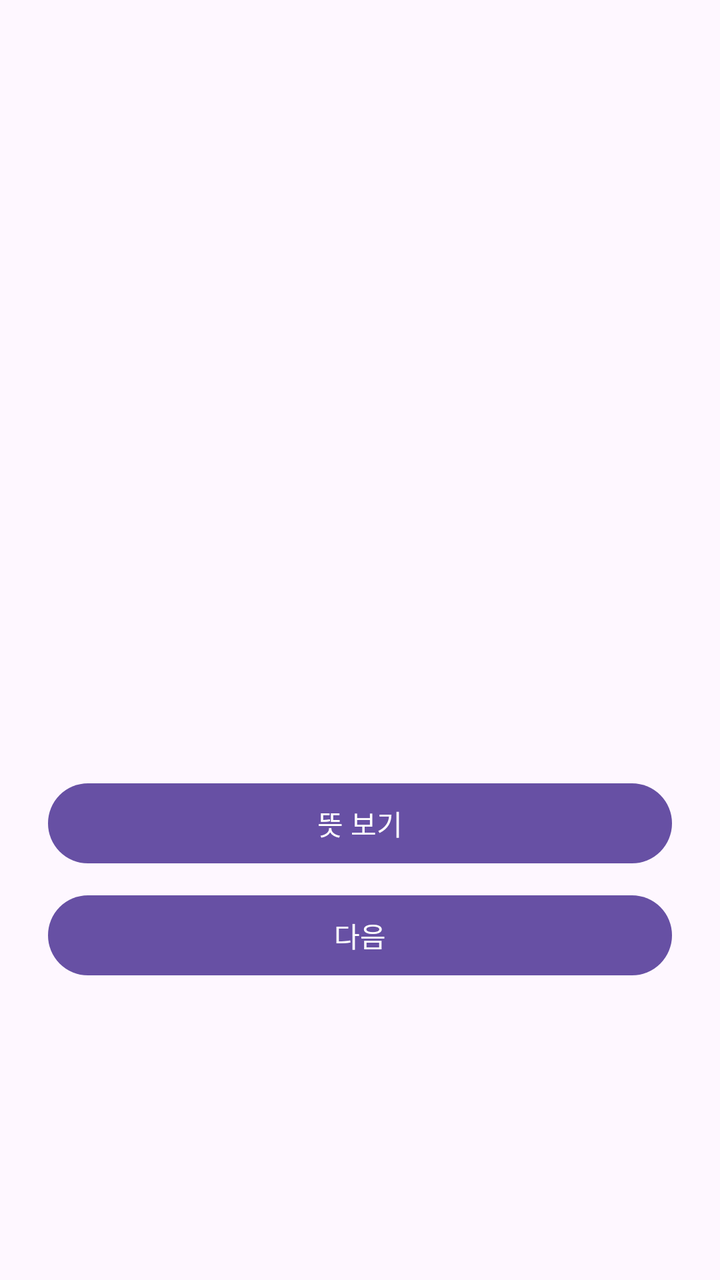
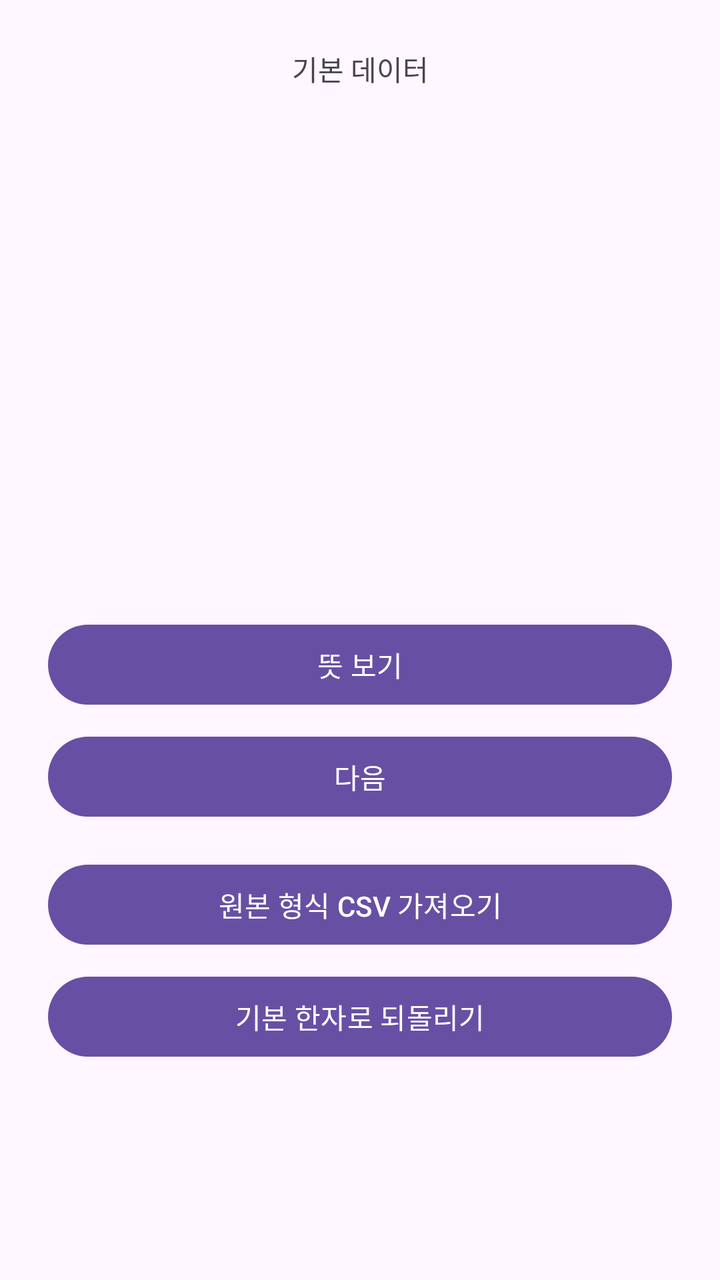

Compare the two renders of this Android layout. The source of the first and the diff that turns it into the second are given below.
<!-- AndroidManifest.xml: application theme Theme.Eunhyo2 -->
<!-- res/layout/activity_hanja_study.xml -->
<?xml version="1.0" encoding="utf-8"?>
<LinearLayout xmlns:android="http://schemas.android.com/apk/res/android"
    android:layout_width="match_parent"
    android:layout_height="match_parent"
    android:orientation="vertical"
    android:gravity="center"
    android:padding="24dp">

    <TextView
        android:id="@+id/textHanja"
        android:layout_width="wrap_content"
        android:layout_height="wrap_content"
        android:textSize="88sp"
        android:textStyle="bold" />

    <TextView
        android:id="@+id/textReading"
        android:layout_width="wrap_content"
        android:layout_height="wrap_content"
        android:layout_marginTop="16dp"
        android:textSize="28sp" />

    <TextView
        android:id="@+id/textMeaning"
        android:layout_width="wrap_content"
        android:layout_height="wrap_content"
        android:layout_marginTop="8dp"
        android:textSize="22sp" />

    <com.google.android.material.button.MaterialButton
        android:id="@+id/buttonReveal"
        android:layout_width="match_parent"
        android:layout_height="wrap_content"
        android:layout_marginTop="32dp"
        android:text="뜻 보기" />

    <com.google.android.material.button.MaterialButton
        android:id="@+id/buttonNext"
        android:layout_width="match_parent"
        android:layout_height="wrap_content"
        android:layout_marginTop="8dp"
        android:text="@string/next" />
</LinearLayout>
<!-- resources referenced by this layout -->
<resources>
  <string name="next">다음</string>
  <style name="Theme.Eunhyo2" parent="Theme.Material3.DayNight.NoActionBar">
          <item name="android:windowLightStatusBar">true</item>
      </style>
</resources>

<!-- the commit's change to res/layout/activity_hanja_study.xml (unified diff, before → after) -->
@@ -1,43 +1,71 @@
 <?xml version="1.0" encoding="utf-8"?>
-<LinearLayout xmlns:android="http://schemas.android.com/apk/res/android"
+<ScrollView xmlns:android="http://schemas.android.com/apk/res/android"
     android:layout_width="match_parent"
-    android:layout_height="match_parent"
-    android:orientation="vertical"
-    android:gravity="center"
-    android:padding="24dp">
+    android:layout_height="match_parent">
 
-    <TextView
-        android:id="@+id/textHanja"
-        android:layout_width="wrap_content"
-        android:layout_height="wrap_content"
-        android:textSize="88sp"
-        android:textStyle="bold" />
-
-    <TextView
-        android:id="@+id/textReading"
-        android:layout_width="wrap_content"
-        android:layout_height="wrap_content"
-        android:layout_marginTop="16dp"
-        android:textSize="28sp" />
-
-    <TextView
-        android:id="@+id/textMeaning"
-        android:layout_width="wrap_content"
-        android:layout_height="wrap_content"
-        android:layout_marginTop="8dp"
-        android:textSize="22sp" />
-
-    <com.google.android.material.button.MaterialButton
-        android:id="@+id/buttonReveal"
+    <LinearLayout
         android:layout_width="match_parent"
         android:layout_height="wrap_content"
-        android:layout_marginTop="32dp"
-        android:text="뜻 보기" />
+        android:orientation="vertical"
+        android:gravity="center_horizontal"
+        android:padding="24dp">
 
-    <com.google.android.material.button.MaterialButton
-        android:id="@+id/buttonNext"
-        android:layout_width="match_parent"
-        android:layout_height="wrap_content"
-        android:layout_marginTop="8dp"
-        android:text="@string/next" />
-</LinearLayout>
+        <TextView
+            android:id="@+id/textSource"
+            android:layout_width="match_parent"
+            android:layout_height="wrap_content"
+            android:gravity="center"
+            android:text="기본 데이터"
+            android:textSize="14sp" />
+
+        <TextView
+            android:id="@+id/textHanja"
+            android:layout_width="wrap_content"
+            android:layout_height="wrap_content"
+            android:layout_marginTop="24dp"
+            android:textSize="88sp"
+            android:textStyle="bold" />
+
+        <TextView
+            android:id="@+id/textReading"
+            android:layout_width="wrap_content"
+            android:layout_height="wrap_content"
+            android:layout_marginTop="16dp"
+            android:textSize="28sp" />
+
+        <TextView
+            android:id="@+id/textMeaning"
+            android:layout_width="wrap_content"
+            android:layout_height="wrap_content"
+            android:layout_marginTop="8dp"
+            android:textSize="22sp" />
+
+        <com.google.android.material.button.MaterialButton
+            android:id="@+id/buttonReveal"
+            android:layout_width="match_parent"
+            android:layout_height="wrap_content"
+            android:layout_marginTop="32dp"
+            android:text="뜻 보기" />
+
+        <com.google.android.material.button.MaterialButton
+            android:id="@+id/buttonNext"
+            android:layout_width="match_parent"
+            android:layout_height="wrap_content"
+            android:layout_marginTop="8dp"
+            android:text="@string/next" />
+
+        <com.google.android.material.button.MaterialButton
+            android:id="@+id/buttonImport"
+            android:layout_width="match_parent"
+            android:layout_height="wrap_content"
+            android:layout_marginTop="16dp"
+            android:text="원본 형식 CSV 가져오기" />
+
+        <com.google.android.material.button.MaterialButton
+            android:id="@+id/buttonBuiltIn"
+            android:layout_width="match_parent"
+            android:layout_height="wrap_content"
+            android:layout_marginTop="8dp"
+            android:text="기본 한자로 되돌리기" />
+    </LinearLayout>
+</ScrollView>
